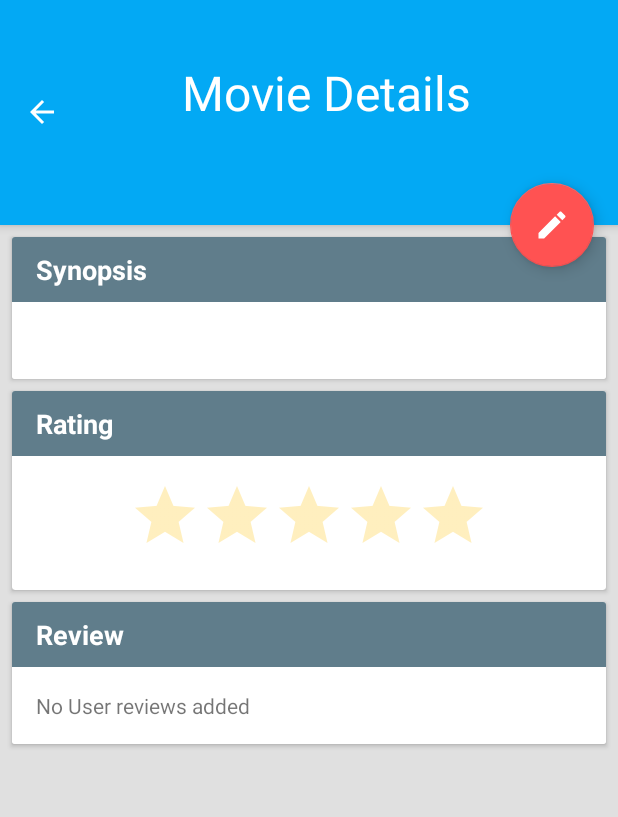
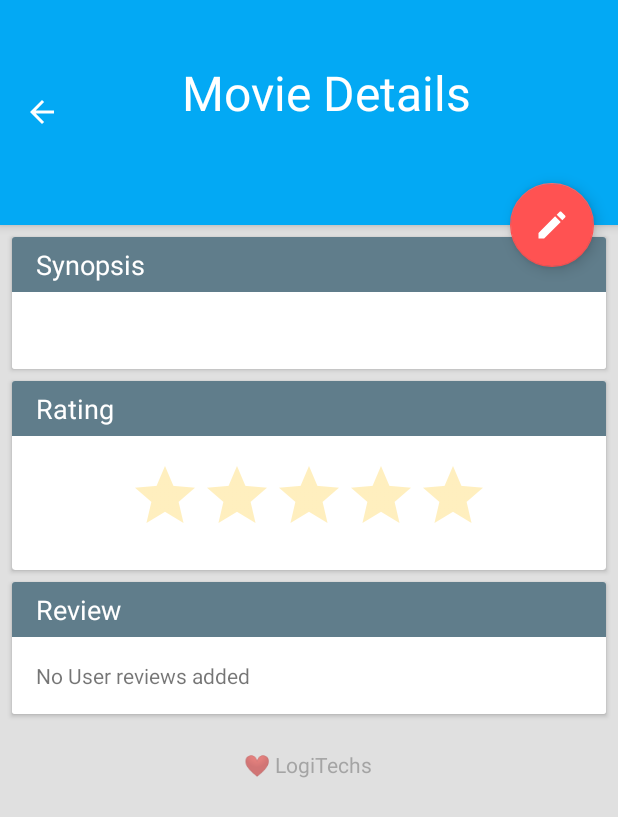
Before and after one commit to sudeepag/MovieSelector, an Android app: the MuveeDetails screen opened directly, with no data from a screen before it, on a phone screen of 412 x 824 dp. Shown: the top 817 px of the screen. Run offline under Robolectric (Android 15) with nearby library versions, the phone set to English and light mode, and no system bars; 1 statement that could not run was skipped.

Commit message:
ui design changes

```diff
--- a/app/src/main/java/edu/gatech/logitechs/movieselector/RVAdapter.java
+++ b/app/src/main/java/edu/gatech/logitechs/movieselector/RVAdapter.java
@@ -59,8 +59,8 @@ public class RVAdapter extends RecyclerView.Adapter<RVAdapter.MovieViewHolder> {
         if (movies.get(i).getThumbnail() != null) {
             //Scale the Movie Thumbnail
             MovieViewHolder.movieImage.setImageBitmap(Bitmap.createScaledBitmap(movies.get(i).getThumbnail(),
-                    (int) (movies.get(i).getThumbnail().getWidth() * 4),
-                    (int) (movies.get(i).getThumbnail().getHeight() * 4),
+                    (int) (movies.get(i).getThumbnail().getWidth() * 3),
+                    (int) (movies.get(i).getThumbnail().getHeight() * 3),
                     false));
         }
     }
--- a/app/src/main/res/layout/muvee_details_activity.xml
+++ b/app/src/main/res/layout/muvee_details_activity.xml
@@ -88,11 +88,10 @@
                         android:layout_height="wrap_content"
                         android:text="Synopsis"
                         android:textColor="#FFffffff"
-                        android:textStyle="bold"
                         android:textSize="18sp"
                         android:paddingStart="16dp"
-                        android:paddingTop="9dp"
-                        android:paddingBottom="9dp"
+                        android:paddingTop="6dp"
+                        android:paddingBottom="6dp"
                         android:background="#607D8B"/>
 
                     <TextView
@@ -128,11 +127,10 @@
                         android:layout_height="wrap_content"
                         android:text="Rating"
                         android:textColor="#FFffffff"
-                        android:textStyle="bold"
                         android:textSize="18sp"
                         android:paddingStart="16dp"
-                        android:paddingTop="9dp"
-                        android:paddingBottom="9dp"
+                        android:paddingTop="6dp"
+                        android:paddingBottom="6dp"
                         android:background="#607D8B"/>
 
                     <RatingBar
@@ -168,11 +166,10 @@
                         android:layout_height="wrap_content"
                         android:text="Review"
                         android:textColor="#FFffffff"
-                        android:textStyle="bold"
                         android:textSize="18sp"
                         android:paddingStart="16dp"
-                        android:paddingTop="9dp"
-                        android:paddingBottom="9dp"
+                        android:paddingTop="6dp"
+                        android:paddingBottom="6dp"
                         android:background="#607D8B"/>
 
                     <TextView
@@ -187,6 +184,16 @@
                 </LinearLayout>
 
             </android.support.v7.widget.CardView>
+
+            <TextView
+                android:layout_width="wrap_content"
+                android:layout_height="wrap_content"
+                android:layout_marginTop="16dp"
+                android:layout_marginBottom="16dp"
+                android:text="@string/team_name"
+                android:textSize="14sp"
+                android:textColor="#8F757575"
+                android:layout_gravity="center_horizontal"/>
 
         </LinearLayout>
 
--- a/app/src/main/res/layout/muvee_login_activity.xml
+++ b/app/src/main/res/layout/muvee_login_activity.xml
@@ -131,9 +131,9 @@
         <TextView
             android:layout_width="wrap_content"
             android:layout_height="wrap_content"
-            android:text="❤ CS 2340"
+            android:text="@string/team_name"
             android:textSize="14sp"
-            android:textColor="#8Fe0e0e0"
+            android:textColor="#8F80CBC4"
             android:layout_alignParentBottom="true"
             android:layout_centerHorizontal="true"/>
 
--- a/app/src/main/res/values/strings.xml
+++ b/app/src/main/res/values/strings.xml
@@ -117,4 +117,6 @@
     <string name="pref_title_change_description">User Description</string>
     <string name="pref_title_change_major">Major</string>
     <string name="pref_default_display_password">1234</string>
+
+    <string name="team_name">❤ LogiTechs</string>
 </resources>
```
Also changed, not shown: app/src/main/res/layout/muvee_card_view_row.xml (+1 -12 lines), app/src/main/res/layout/muvee_registration_activity.xml (+14 -5 lines).
